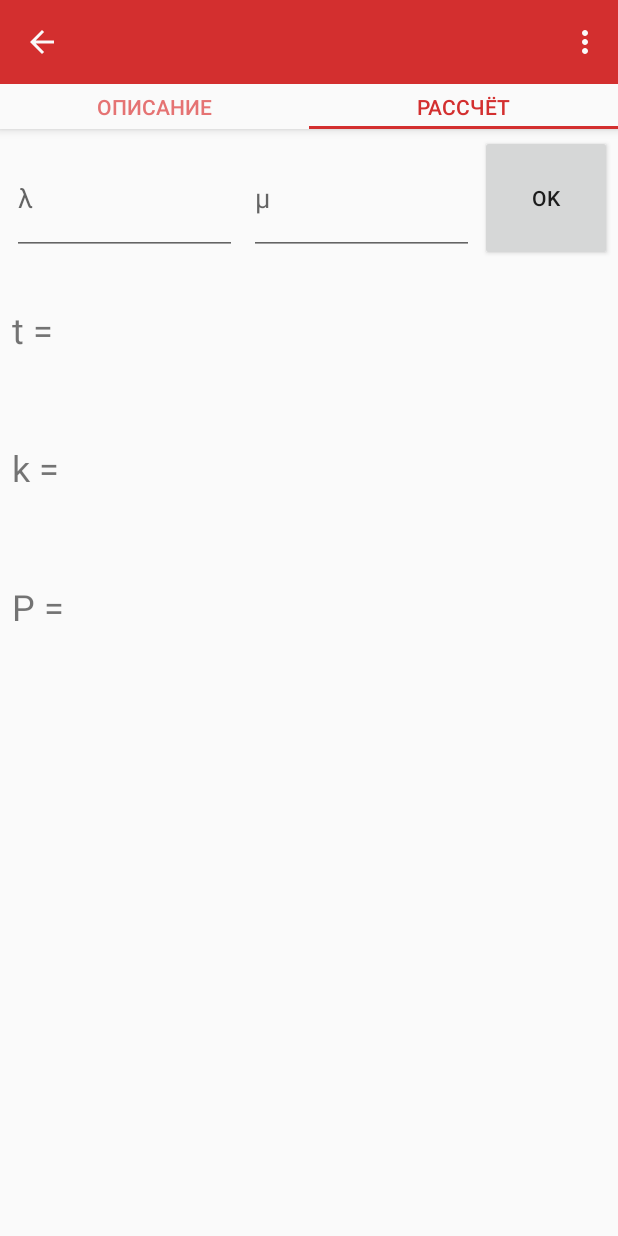
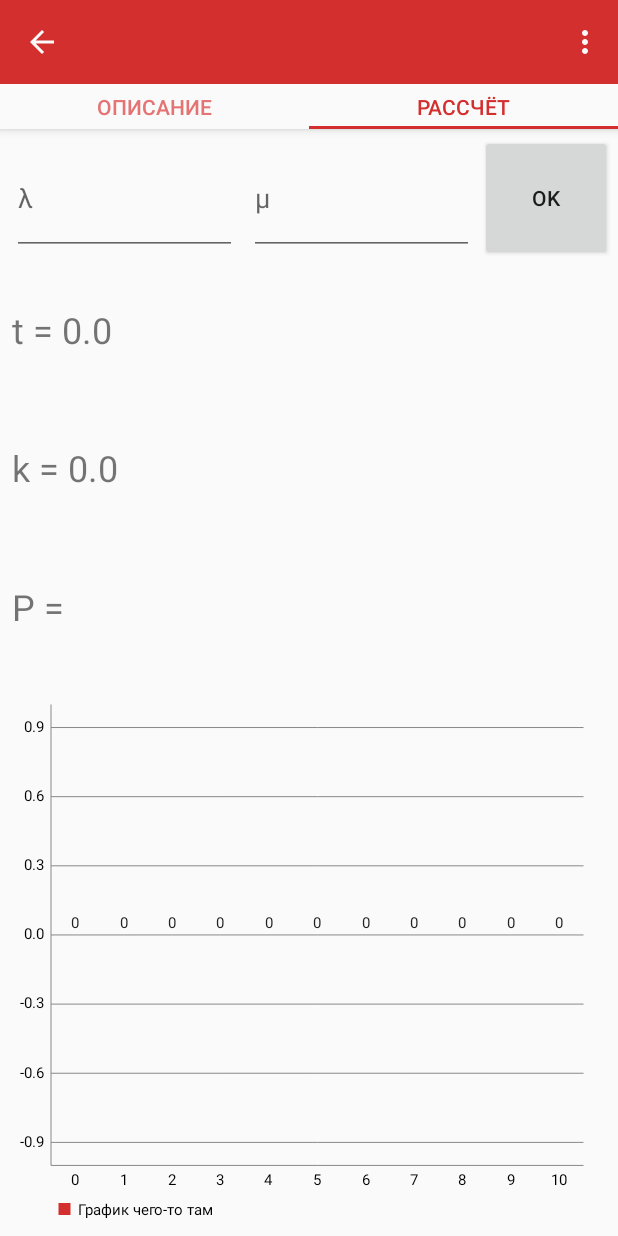
Before and after one commit to DmitriySimakov/Queue, an Android app: the ModelActivity screen opened directly, with no data from a screen before it, tab 2 chosen, on a phone screen of 412 x 824 dp. Run offline under Robolectric (Android 15) with nearby library versions, the phone set to English and light mode, and no system bars; 4 statements that could not run were skipped.

Commit message:
Fixed some bugs

```diff
--- a/app/src/main/java/com/dmitry_simakov/queue/ModelActivity.java
+++ b/app/src/main/java/com/dmitry_simakov/queue/ModelActivity.java
@@ -16,6 +16,7 @@ import android.view.MenuItem;
 
 import com.dmitry_simakov.queue.fragments.ModelCalculationFragment;
 import com.dmitry_simakov.queue.fragments.ModelDescriptionFragment;
+import com.dmitry_simakov.queue.models.Model;
 
 public class ModelActivity extends AppCompatActivity {
 
@@ -32,10 +33,12 @@ public class ModelActivity extends AppCompatActivity {
         Log.d("LOG", "ModelActivity: onCreate");
         setContentView(R.layout.activity_model);
 
+        // Получаю имя выбранной модели
         Intent intent = getIntent();
         modelName = intent.getStringExtra(MODEL_NAME);
 
-        Toolbar toolbar = (Toolbar) findViewById(R.id.modelToolbar);
+        // Устанавливаю тулбар
+        Toolbar toolbar = (Toolbar) findViewById(R.id.model_toolbar);
         setSupportActionBar(toolbar);
         ActionBar actionBar = getSupportActionBar();
         if (actionBar != null) {
@@ -43,17 +46,14 @@ public class ModelActivity extends AppCompatActivity {
             actionBar.setDisplayHomeAsUpEnabled(true);
             actionBar.setTitle(modelName);
         }
-        Log.d("LOG", "ModelActivity: setSupportActionBar successful");
 
+        // Устанавливаю ViewPager
         mSectionsPagerAdapter = new SectionsPagerAdapter(getSupportFragmentManager());
-
         mViewPager = (ViewPager) findViewById(R.id.container);
         mViewPager.setAdapter(mSectionsPagerAdapter);
-        Log.d("LOG", "ModelActivity: setSectionsPagerAdapter successful");
 
         TabLayout tabLayout = (TabLayout) findViewById(R.id.tabs);
         tabLayout.setupWithViewPager(mViewPager);
-        Log.d("LOG", "ModelActivity: setTabLayout successful");
     }
 
     @Override
@@ -76,7 +76,6 @@ public class ModelActivity extends AppCompatActivity {
         return super.onOptionsItemSelected(item);
     }
 
-
     public class SectionsPagerAdapter extends FragmentPagerAdapter {
 
         public SectionsPagerAdapter(FragmentManager fm) {
@@ -85,14 +84,16 @@ public class ModelActivity extends AppCompatActivity {
 
         @Override
         public Fragment getItem(int position) {
+            Bundle args = new Bundle();
+            args.putString(MODEL_NAME, modelName);
             switch (position) {
                 case 0:
                     ModelDescriptionFragment modelDescriptionFragment = new ModelDescriptionFragment();
-                    modelDescriptionFragment.setModel(modelName);
+                    modelDescriptionFragment.setArguments(args);
                     return modelDescriptionFragment;
                 case 1:
                     ModelCalculationFragment modelCalculationFragment = new ModelCalculationFragment();
-                    modelCalculationFragment.setModel(modelName);
+                    modelCalculationFragment.setArguments(args);
                     return modelCalculationFragment;
             }
             return null;
--- a/app/src/main/java/com/dmitry_simakov/queue/fragments/GraphFragment.java
+++ b/app/src/main/java/com/dmitry_simakov/queue/fragments/LineGraphFragment.java
@@ -20,7 +20,7 @@ import com.github.mikephil.charting.data.LineDataSet;
 import java.util.ArrayList;
 import java.util.List;
 
-public class GraphFragment extends Fragment {
+public class LineGraphFragment extends Fragment {
 
     private LineChart chart;
     private float[] XValues;
--- a/app/src/main/java/com/dmitry_simakov/queue/fragments/ModelCalculationFragment.java
+++ b/app/src/main/java/com/dmitry_simakov/queue/fragments/ModelCalculationFragment.java
@@ -11,33 +11,40 @@ import android.widget.Button;
 import android.widget.EditText;
 import android.widget.TextView;
 
+import com.dmitry_simakov.queue.ModelActivity;
 import com.dmitry_simakov.queue.R;
 import com.dmitry_simakov.queue.models.Model;
 
 public class ModelCalculationFragment extends Fragment implements View.OnClickListener {
 
-    public static final String MODEL_NAME = "MODEL_NAME";
     private String modelName;
     private Model model;
-
-    public static final String P_VALUES = "P_VALUES";
-    private float[] PValues = new float[11];
 
     EditText lambdaET;
     EditText muET;
     Button okBtn;
-
     TextView kTV;
     TextView tTV;
+    TextView pTV;
 
     float lambda;
     float mu;
+
+    public static final String K_VALUE = "K_VALUE";
+    float k;
+
+    public static final String T_VALUE = "T_VALUE";
+    float t;
+
+    public static final String P_VALUES = "P_VALUES";
+    private float[] PValues = new float[11];
 
     @Override
     public void onCreate(Bundle savedInstanceState) {
         super.onCreate(savedInstanceState);
         if (savedInstanceState != null) {
-            modelName = savedInstanceState.getString(MODEL_NAME);
+            k = savedInstanceState.getFloat(K_VALUE);
+            t = savedInstanceState.getFloat(T_VALUE);
             PValues = savedInstanceState.getFloatArray(P_VALUES);
         }
     }
@@ -47,20 +54,12 @@ public class ModelCalculationFragment extends Fragment implements View.OnClickLi
             LayoutInflater inflater, ViewGroup container, Bundle savedInstanceState) {
         final View v = inflater.inflate(R.layout.fragment_model_calculation, container, false);
 
-        lambdaET = v.findViewById(R.id.lambda_ET);
-        muET = v.findViewById(R.id.mu_ET);
-        okBtn = v.findViewById(R.id.ok_Btn);
-        okBtn.setOnClickListener(this);
+        Bundle bundle = getArguments();
+        if (bundle != null) {
+            modelName = bundle.getString(ModelActivity.MODEL_NAME);
+        }
 
-        tTV = v.findViewById(R.id.t_TV);
-        kTV = v.findViewById(R.id.k_TV);
-
-        return v;
-    }
-
-    public void onStart() {
-        super.onStart();
-        Log.d("LOG", "ModelDescriptionFragment: onStart");
+        // Загружаю класс модели по имени
         String className = modelName.replace("/", "");
         String fullClassName = "com.dmitry_simakov.queue.models." + className;
         try {
@@ -72,16 +71,37 @@ public class ModelCalculationFragment extends Fragment implements View.OnClickLi
         } catch (IllegalAccessException e) {
             e.printStackTrace();
         }
+
+        // Нахожу элементы View по их id
+        lambdaET = v.findViewById(R.id.lambda_ET);
+        muET = v.findViewById(R.id.mu_ET);
+        okBtn = v.findViewById(R.id.ok_Btn);
+        okBtn.setOnClickListener(this);
+        tTV = v.findViewById(R.id.t_TV);
+        kTV = v.findViewById(R.id.k_TV);
+        pTV = v.findViewById(R.id.p_TV);
+
+        // Устанавливаю значния элементов
+        kTV.setText("k = " + k);
+        tTV.setText("t = " + t);
+        pTV.setText("P = ");
+        createGraphFragment();
+
+        return v;
+    }
+
+    public void onStart() {
+        super.onStart();
+        Log.d("LOG", "ModelDescriptionFragment: onStart");
+
+
     }
 
     @Override
     public void onSaveInstanceState(Bundle savedInstanceState) {
-        savedInstanceState.putString(MODEL_NAME, modelName);
+        savedInstanceState.putFloat(K_VALUE, k);
+        savedInstanceState.putFloat(T_VALUE, t);
         savedInstanceState.putFloatArray(P_VALUES, PValues);
-    }
-
-    public void setModel(String modelName) {
-        this.modelName = modelName;
     }
 
     @Override
@@ -92,14 +112,17 @@ public class ModelCalculationFragment extends Fragment implements View.OnClickLi
         muET.setText("");
         if (model.setValues(lambda, mu)) {
             model.getP(PValues);
-            kTV.setText("k = " + model.getK());
-            tTV.setText("t = " + model.getT());
+
+            k = model.getK();
+            t = model.getT();
+            kTV.setText("k = " + k);
+            tTV.setText("t = " + t);
         }
 
-        createFragment();
+        createGraphFragment();
     }
 
-    private void createFragment() {
+    private void createGraphFragment() {
         FragmentManager myFragmentManager = getFragmentManager();
         Fragment fragment = null;
         Bundle args = new Bundle();
@@ -109,7 +132,7 @@ public class ModelCalculationFragment extends Fragment implements View.OnClickLi
         fragment = new BarGraphFragment();
         //        break;
         //    case R.id.graph:
-        //        fragment = new GraphFragment();
+        //        fragment = new LineGraphFragment();
         //        break;
         //}
 
--- a/app/src/main/java/com/dmitry_simakov/queue/fragments/ModelDescriptionFragment.java
+++ b/app/src/main/java/com/dmitry_simakov/queue/fragments/ModelDescriptionFragment.java
@@ -8,37 +8,35 @@ import android.view.View;
 import android.view.ViewGroup;
 import android.widget.ImageView;
 
+import com.dmitry_simakov.queue.ModelActivity;
 import com.dmitry_simakov.queue.R;
 import com.dmitry_simakov.queue.models.Model;
 
 public class ModelDescriptionFragment extends Fragment {
 
-    public static final String MODEL_NAME = "MODEL_NAME";
-
     private Model model;
     private String modelName;
-
-    @Override
-    public void onCreate(Bundle savedInstanceState){
-        super.onCreate(savedInstanceState);
-        Log.d("LOG", "ModelDescriptionFragment: onCreate");
-        if (savedInstanceState != null) {
-            modelName = savedInstanceState.getString(MODEL_NAME);
-        }
-    }
 
     @Override
     public View onCreateView(
             LayoutInflater inflater, ViewGroup container, Bundle savedInstanceState) {
         Log.d("LOG", "ModelDescriptionFragment: onCreateView");
-        View rootView = inflater.inflate(R.layout.fragment_model_description, container, false);
-        return rootView;
+        View v = inflater.inflate(R.layout.fragment_model_description, container, false);
+
+        Bundle bundle = getArguments();
+        if (bundle != null) {
+            modelName = bundle.getString(ModelActivity.MODEL_NAME);
+        }
+
+        return v;
     }
 
     @Override
     public void onStart() {
         super.onStart();
         Log.d("LOG", "ModelDescriptionFragment: onStart");
+
+        // Загружаю класс модели по имени
         String className = modelName.replace("/", "");
         String fullClassName = "com.dmitry_simakov.queue.models." + className;
         try {
@@ -61,13 +59,4 @@ public class ModelDescriptionFragment extends Fragment {
             RDDImageView.setImageResource(model.getBDPImage());
         }
     }
-
-    @Override
-    public void onSaveInstanceState(Bundle savedInstanceState) {
-        savedInstanceState.putString(MODEL_NAME, modelName);
-    }
-
-    public void setModel(String modelName) {
-        this.modelName = modelName;
-    }
 }
--- a/app/src/main/res/layout-land/activity_model.xml
+++ b/app/src/main/res/layout-land/activity_model.xml
@@ -20,7 +20,7 @@
         android:theme="@style/AppTheme.AppBarOverlay">
 
         <android.support.v7.widget.Toolbar
-            android:id="@+id/modelToolbar"
+            android:id="@+id/model_toolbar"
             android:layout_width="match_parent"
             android:layout_height="?attr/actionBarSize"
             app:popupTheme="@style/AppTheme.PopupOverlay">
--- a/app/src/main/res/layout-land/fragment_model_calculation.xml
+++ b/app/src/main/res/layout-land/fragment_model_calculation.xml
@@ -57,7 +57,7 @@
         </LinearLayout>
 
         <TextView
-            android:text="@string/t"
+            android:id="@+id/t_TV"
             android:textSize="24sp"
             android:gravity="center_vertical"
             android:layout_width="match_parent"
@@ -66,7 +66,7 @@
             android:layout_margin="@dimen/element_margin"/>
 
         <TextView
-            android:text="@string/k"
+            android:id="@+id/k_TV"
             android:textSize="24sp"
             android:gravity="center_vertical"
             android:layout_width="match_parent"
@@ -75,7 +75,7 @@
             android:layout_margin="@dimen/element_margin"/>
 
         <TextView
-            android:text="@string/p"
+            android:id="@+id/p_TV"
             android:textSize="24sp"
             android:gravity="center_vertical"
             android:layout_width="match_parent"
--- a/app/src/main/res/layout/activity_model.xml
+++ b/app/src/main/res/layout/activity_model.xml
@@ -21,7 +21,7 @@
         android:theme="@style/AppTheme.AppBarOverlay">
 
         <android.support.v7.widget.Toolbar
-            android:id="@+id/modelToolbar"
+            android:id="@+id/model_toolbar"
             android:layout_width="match_parent"
             android:layout_height="?attr/actionBarSize"
             app:popupTheme="@style/AppTheme.PopupOverlay">
--- a/app/src/main/res/layout/fragment_graph.xml
+++ b/app/src/main/res/layout/fragment_graph.xml
@@ -4,4 +4,4 @@
     android:id="@+id/graph_frame"
     android:layout_width="match_parent"
     android:layout_height="match_parent"
-    tools:context="com.dmitry_simakov.queue.fragments.GraphFragment"/>
+    tools:context="com.dmitry_simakov.queue.fragments.LineGraphFragment"/>
--- a/app/src/main/res/layout/fragment_model_calculation.xml
+++ b/app/src/main/res/layout/fragment_model_calculation.xml
@@ -51,7 +51,6 @@
 
         <TextView
             android:id="@+id/t_TV"
-            android:text="@string/t"
             android:textSize="24sp"
             android:gravity="center_vertical"
             android:layout_width="match_parent"
@@ -61,7 +60,6 @@
 
         <TextView
             android:id="@+id/k_TV"
-            android:text="@string/k"
             android:textSize="24sp"
             android:gravity="center_vertical"
             android:layout_width="match_parent"
@@ -70,7 +68,7 @@
             android:layout_margin="@dimen/element_margin"/>
 
         <TextView
-            android:text="@string/p"
+            android:id="@+id/p_TV"
             android:textSize="24sp"
             android:gravity="center_vertical"
             android:layout_width="match_parent"
--- a/app/src/main/res/values/strings.xml
+++ b/app/src/main/res/values/strings.xml
@@ -9,13 +9,7 @@
     <string name="lambda">λ</string>
     <string name="mu">μ</string>
     <string name="ok">OK</string>
-    <string name="t">t =</string>
-    <string name="k">k =</string>
-    <string name="p">P =</string>
     <string name="bargraph">Гистограмма</string>
     <string name="graph">График</string>
     <string name="table">Таблица</string>
-
-    <!-- TODO: Remove or change this placeholder text -->
-    <string name="hello_blank_fragment">Hello blank fragment</string>
 </resources>
```
